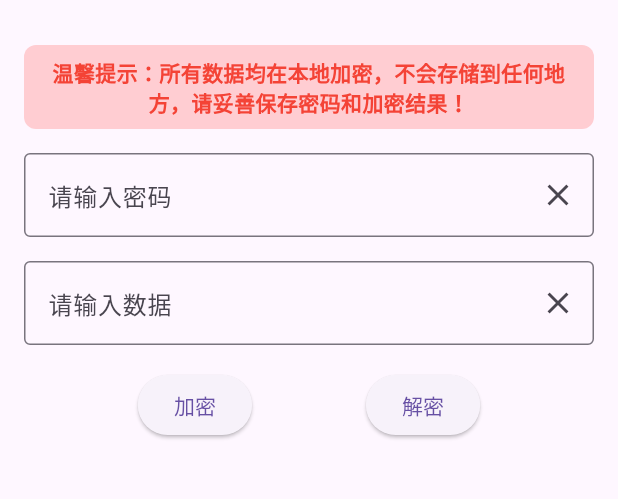
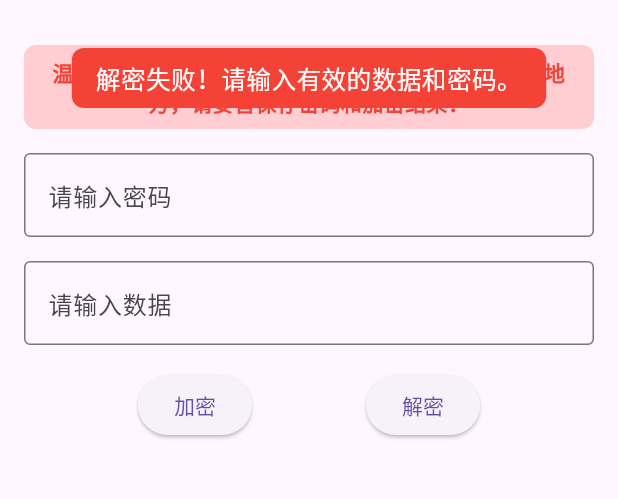
Before and after one commit to oliverbuddy/lock_box, a Flutter app: the screen it shows after launch, after a tap on "解密", on a phone screen of 412 x 824 dp, the part 63-562 px from its top. Run offline on Flutter 3.47's test engine with Material 3 defaults, Android fonts, the light colour scheme and no system bars; our stand-ins replace fluttertoast; missing offline and left inert: encrypt.

Commit message:
feat: 优化提示，适配小屏，输入框长按菜单中文

```diff
--- a/lib/main.dart
+++ b/lib/main.dart
@@ -3,6 +3,7 @@
 import 'package:flutter/material.dart';
 import 'package:flutter/services.dart';
 import 'package:fluttertoast/fluttertoast.dart';
+import 'package:flutter_localizations/flutter_localizations.dart';
 
 void main() {
   runApp(LockBoxApp());
@@ -14,6 +15,15 @@
     return MaterialApp(
       title: 'LockBox',
       theme: ThemeData(primarySwatch: Colors.blue),
+      locale: Locale('zh'),
+      supportedLocales: [
+        Locale('en'),
+        Locale('zh'),
+      ],
+      localizationsDelegates: [
+        GlobalMaterialLocalizations.delegate,
+        GlobalWidgetsLocalizations.delegate,
+      ],
       home: LockBoxScreen(),
     );
   }
@@ -48,21 +58,30 @@
   void handleEncrypt() {
     final data = _dataController.text;
     final password = _passwordController.text;
-    if (data.isNotEmpty && password.isNotEmpty) {
+
+    if (data.isEmpty || password.isEmpty) {
+      _showToast(context, '请输入有效的数据和密码！', Colors.red);
+      return;
+    }
+
     final key = password.padRight(32, '*').substring(0, 32);
     final encryptedData = encrypt(data, key);
     setState(() {
       _encryptedData = encryptedData;
       _decryptedData = null;
     });
-      showMessage('数据已成功加密！请妥善保存加密结果和密码。', Colors.green);
-    }
+    _showToast(context, '数据已成功加密！请妥善保存加密结果和密码。', Colors.green);
   }
 
   void handleDecrypt() {
     final encryptedJson = _encryptedData;
     final password = _passwordController.text;
-    if (encryptedJson != null && password.isNotEmpty) {
+
+    if (encryptedJson == null || password.isEmpty) {
+      _showToast(context, '解密失败！请输入有效的数据和密码。', Colors.red);
+      return;
+    }
+
     try {
       final key = password.padRight(32, '*').substring(0, 32);
       final decryptedData = decrypt(encryptedJson, key);
@@ -70,27 +89,41 @@
         _decryptedData = decryptedData;
         _encryptedData = null;
       });
-        showMessage('数据已成功解密！请核对解密内容是否正确。', Colors.green);
+      _showToast(context, '数据已成功解密！请核对内容是否正确。', Colors.green);
     } catch (e) {
-        showMessage('解密失败！请检查输入的密码是否正确，并确保数据未被篡改。', Colors.red);
-      }
+      _showToast(context, '解密失败！请检查密码或数据。', Colors.red);
     }
   }
 
   void copyToClipboard(String text) {
     Clipboard.setData(ClipboardData(text: text)).then((value) {
-      showMessage('已成功复制到剪贴板！请放心使用。', Colors.blue);
+      _showToast(context, '已复制到剪贴板！', Colors.blue);
     });
   }
 
-  void showMessage(String message, Color color) {
-    Fluttertoast.showToast(
-      msg: message,
-      toastLength: Toast.LENGTH_SHORT,
-      gravity: ToastGravity.CENTER, // 提示信息居中显示
-      backgroundColor: color,
-      textColor: Colors.white,
-      fontSize: 16.0,
+  void _showToast(BuildContext context, String message, Color bgColor) {
+    FToast fToast = FToast();
+    fToast.init(context);
+
+    final deviceWidth = MediaQuery.of(context).size.width;
+
+    fToast.showToast(
+      child: Container(
+        padding: EdgeInsets.symmetric(horizontal: 16.0, vertical: 8.0),
+        margin: EdgeInsets.symmetric(horizontal: 20.0, vertical: 10.0),
+        constraints: BoxConstraints(maxWidth: deviceWidth * 0.9),
+        decoration: BoxDecoration(
+          color: bgColor,
+          borderRadius: BorderRadius.circular(8.0),
+        ),
+        child: Text(
+          message,
+          style: TextStyle(color: Colors.white, fontSize: deviceWidth * 0.04),
+          textAlign: TextAlign.center,
+        ),
+      ),
+      gravity: ToastGravity.TOP,
+      toastDuration: Duration(seconds: 3),
     );
   }
 
@@ -122,12 +155,15 @@
                 decoration: InputDecoration(
                   labelText: '请输入密码',
                   border: OutlineInputBorder(),
-                  suffixIcon: IconButton(
+                  suffixIcon: _passwordController.text.isNotEmpty
+                      ? IconButton(
                           icon: Icon(Icons.clear),
-                    onPressed: () => _passwordController.clear(),
-                  ),
+                          onPressed: () => setState(() => _passwordController.clear()),
+                        )
+                      : null,
                 ),
                 obscureText: true,
+                onChanged: (_) => setState(() {}),
               ),
               SizedBox(height: 16.0),
               TextField(
@@ -137,11 +173,14 @@
                 decoration: InputDecoration(
                   labelText: '请输入数据',
                   border: OutlineInputBorder(),
-                  suffixIcon: IconButton(
+                  suffixIcon: _dataController.text.isNotEmpty
+                      ? IconButton(
                           icon: Icon(Icons.clear),
-                    onPressed: () => _dataController.clear(),
+                          onPressed: () => setState(() => _dataController.clear()),
+                        )
+                      : null,
                 ),
-                ),
+                onChanged: (_) => setState(() {}),
               ),
               SizedBox(height: 16.0),
               Row(
```
Also changed, not shown: pubspec.yaml (+4 -17 lines). Lines whose indentation alone changed are shown as unchanged.
